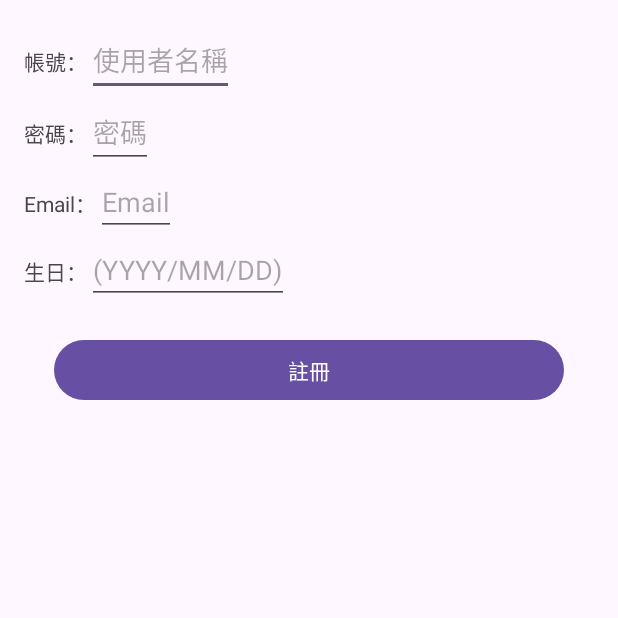
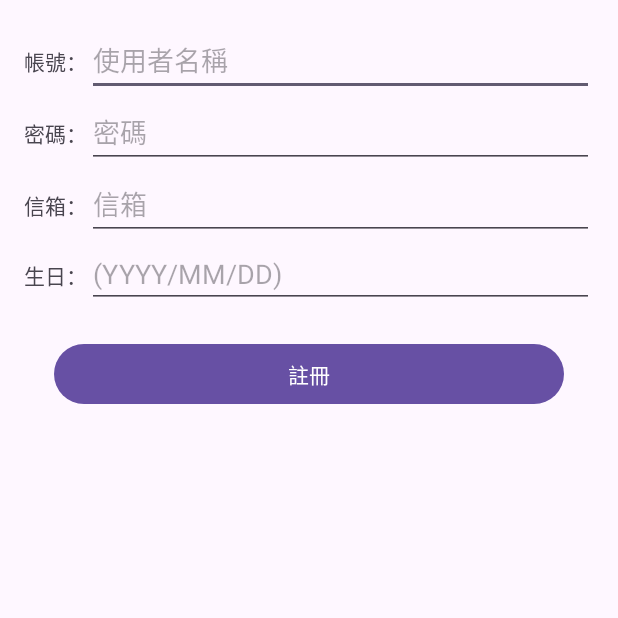
Before and after one commit to Daichus/AppProject, an Android app: the RegisterActivity screen opened directly, with no data from a screen before it, on a phone screen of 412 x 824 dp, the top half of it. Run offline under Robolectric (Android 15) with nearby library versions, the phone set to English and light mode, and no system bars.

Commit message:
註冊畫面進行調整，左側的文字對齊，以及輸入欄也都對齊，Email改為信箱。

```diff
--- a/CodeLearning/app/src/main/res/layout/activity_register.xml
+++ b/CodeLearning/app/src/main/res/layout/activity_register.xml
@@ -14,7 +14,7 @@
         android:padding="16dp">
 
         <LinearLayout
-            android:layout_width="wrap_content"
+            android:layout_width="match_parent"
             android:layout_height="wrap_content"
             android:orientation="horizontal">
 
@@ -22,7 +22,6 @@
                 android:id="@+id/textView3"
                 android:layout_width="wrap_content"
                 android:layout_height="wrap_content"
-                android:layout_weight="1"
                 android:text="帳號：" />
 
             <EditText
@@ -33,7 +32,7 @@
         </LinearLayout>
 
         <LinearLayout
-            android:layout_width="wrap_content"
+            android:layout_width="match_parent"
             android:layout_height="wrap_content"
             android:orientation="horizontal">
 
@@ -41,7 +40,6 @@
                 android:id="@+id/textView4"
                 android:layout_width="wrap_content"
                 android:layout_height="wrap_content"
-                android:layout_weight="1"
                 android:text="密碼：" />
 
             <EditText
@@ -53,7 +51,7 @@
         </LinearLayout>
 
         <LinearLayout
-            android:layout_width="wrap_content"
+            android:layout_width="match_parent"
             android:layout_height="wrap_content"
             android:orientation="horizontal">
 
@@ -61,18 +59,17 @@
                 android:id="@+id/textView5"
                 android:layout_width="wrap_content"
                 android:layout_height="wrap_content"
-                android:layout_weight="1"
-                android:text="Email：" />
+                android:text="信箱：" />
 
             <EditText
                 android:id="@+id/email"
                 android:layout_width="match_parent"
                 android:layout_height="wrap_content"
-                android:hint="Email" />
+                android:hint="信箱" />
         </LinearLayout>
 
         <LinearLayout
-            android:layout_width="wrap_content"
+            android:layout_width="match_parent"
             android:layout_height="wrap_content"
             android:orientation="horizontal">
 
@@ -80,7 +77,6 @@
                 android:id="@+id/textView6"
                 android:layout_width="wrap_content"
                 android:layout_height="wrap_content"
-                android:layout_weight="1"
                 android:text="生日：" />
 
             <EditText
```
